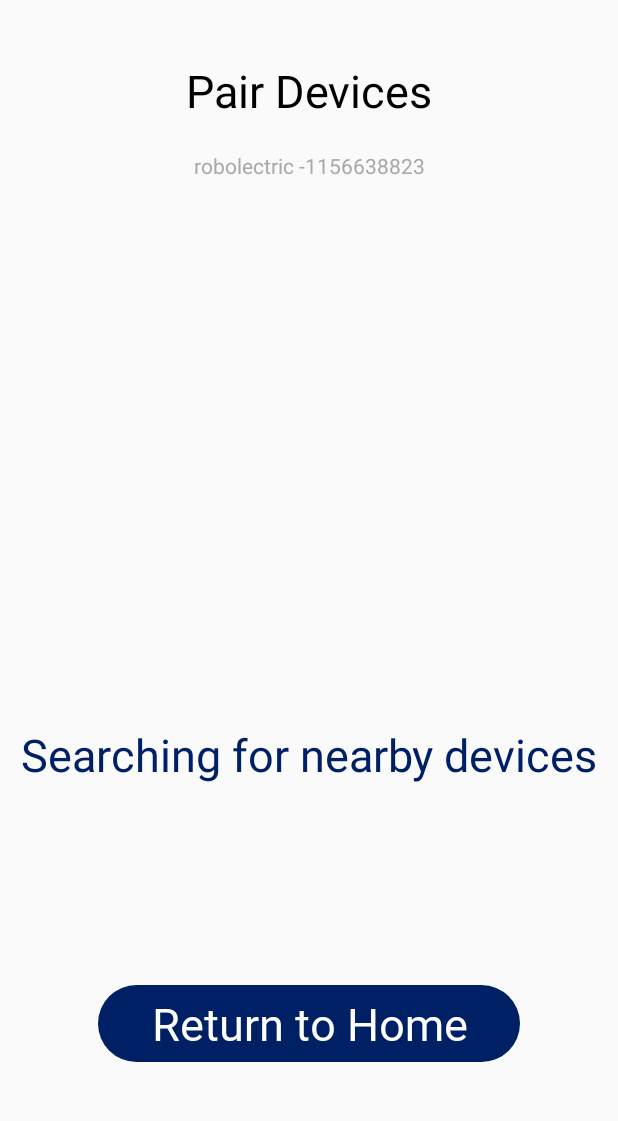
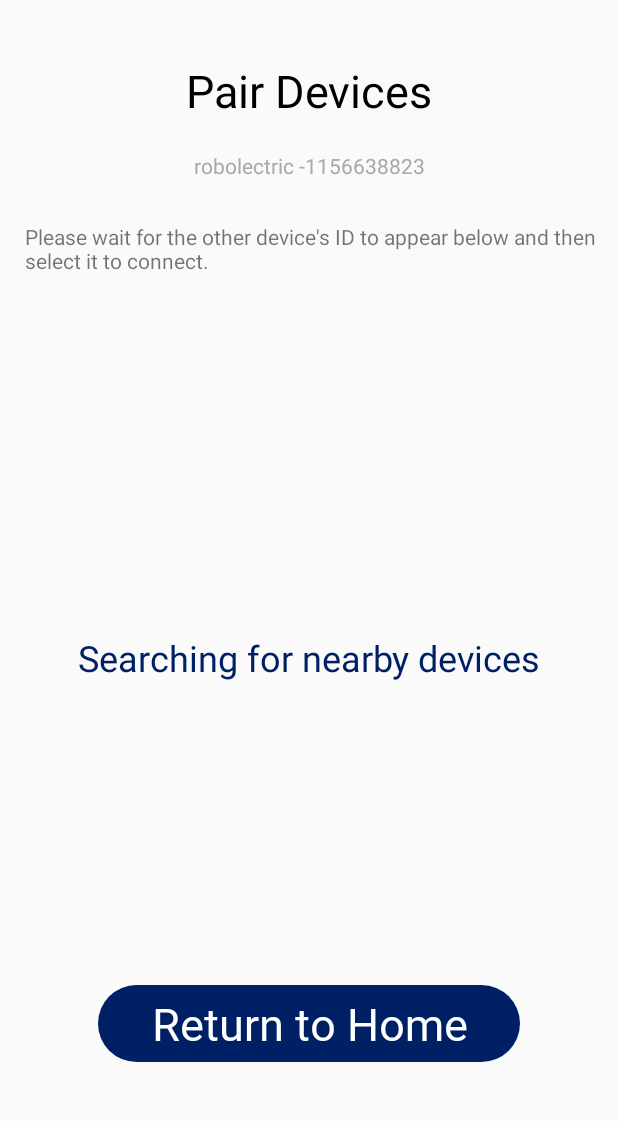
Before and after one commit to breakpoint-4901/911-Simulator, an Android app: the ConnectActivity screen opened directly, with no data from a screen before it, on a phone screen of 412 x 824 dp, the part 114-1235 px from its top. Run offline under Robolectric (Android 15) with nearby library versions, the phone set to English and light mode, and no system bars; 1 statement that could not run was skipped.

Commit message:
added loading animation to connect activity on student-side

```diff
--- a/app/src/main/java/com/example/a911simulator/ConnectActivity.java
+++ b/app/src/main/java/com/example/a911simulator/ConnectActivity.java
@@ -42,6 +42,9 @@ public class ConnectActivity extends AppCompatActivity {
     public final static String CONTACT_IP = "IP_ADDRESS";
     public final static String CONTACT_DISPLAYNAME = "PHONE_NAME";
     private final static String ROLE = "DEVICE_ROLE"; //i think this is redundant considering the
+    private static String loadingString;
+    private int i;
+    private TextView loadingTV;
 
     @Override
     protected void onCreate(Bundle savedInstanceState) {
@@ -58,6 +61,10 @@ public class ConnectActivity extends AppCompatActivity {
         //pull the device role from the previous activity [user defined]
         Intent intent = getIntent();
         role = intent.getStringExtra(HomeActivity.ROLE);
+
+        //grab the loading string from the text view
+        loadingTV = findViewById(R.id.loadingTextView);
+        loadingString = loadingTV.getText().toString();
 
         //the teacher should never need to press a button.
         deviceIP = getThisIP();
@@ -142,9 +149,9 @@ public class ConnectActivity extends AppCompatActivity {
         scrollView.setVisibility(View.VISIBLE);
         contactManager = new ContactManager(displayName, deviceIP, getBaseContext());
 
-        //update our contacts [scrollView] every 5 seconds
+        //update our contacts [scrollView] every 3 seconds
         handler = new Handler();
-        final int delay = 5000; //milliseconds
+        final int delay = 3000; //milliseconds
         handler.postDelayed(new Runnable(){
             public void run(){
                 if(STARTED) {
@@ -154,6 +161,40 @@ public class ConnectActivity extends AppCompatActivity {
                 }
             }
         }, delay);
+
+        //update our loading text view every second
+        i = 0;
+        final Handler animHandler = new Handler();
+        final int animDelay = 1000; //milliseconds
+        animHandler.postDelayed(new Runnable(){
+            public void run(){
+                Log.i(LOG_TAG, "Updating loading string.");
+                updateLoading();
+                animHandler.postDelayed(this, animDelay);
+
+            }
+        }, animDelay);
+    }
+
+    //used to create an animated-like text view
+    private void updateLoading(){
+        //we have four states
+        int value = i % 400;
+
+        //find which state we are in and set appropriate dot amount
+        if(value >= 0 && value < 100){
+            loadingTV.setText(loadingString);
+        }
+        if(value >= 100 && value < 200){
+            loadingTV.setText(loadingString + ".");
+        }else if(value >= 200 && value < 300){
+            loadingTV.setText(loadingString + "..");
+        }else if(value >= 300){
+            loadingTV.setText(loadingString + "...");
+        }
+
+        //update global value
+        i = i + 100;
     }
 
     private void updateContactList() {
@@ -238,7 +279,7 @@ public class ConnectActivity extends AppCompatActivity {
         handler = new Handler();
 
         //restart our handler
-        final int delay = 5000; //milliseconds
+        final int delay = 3000; //milliseconds
         handler.postDelayed(new Runnable(){
             public void run(){
                 if(STARTED) {
--- a/app/src/main/res/layout/activity_connect.xml
+++ b/app/src/main/res/layout/activity_connect.xml
@@ -49,32 +49,34 @@
         android:id="@+id/scrollView"
         style="@android:style/Widget.Holo.Light.ScrollView"
         android:layout_width="match_parent"
-        android:layout_height="233dp"
+        android:layout_height="152dp"
         android:layout_marginTop="8dp"
         android:layout_marginBottom="184dp"
         android:visibility="invisible"
         app:layout_constraintBottom_toBottomOf="parent"
         app:layout_constraintEnd_toEndOf="parent"
-        app:layout_constraintTop_toBottomOf="@+id/deviceIdentity">
+        app:layout_constraintTop_toBottomOf="@+id/loadingInfoTextView"
+        app:layout_constraintVertical_bias="0.208">
 
-    <RadioGroup
-        android:id="@+id/contactList"
-        android:layout_width="fill_parent"
-        android:layout_height="wrap_content"
-        app:layout_constraintBottom_toTopOf="@+id/logo2"/>
+        <RadioGroup
+            android:id="@+id/contactList"
+            android:layout_width="fill_parent"
+            android:layout_height="wrap_content"
+            app:layout_constraintBottom_toTopOf="@+id/logo2" />
     </ScrollView>
 
     <TextView
-        android:id="@+id/textView2"
-        android:layout_width="wrap_content"
+        android:id="@+id/loadingTextView"
+        android:layout_width="368dp"
         android:layout_height="wrap_content"
         android:layout_marginTop="20dp"
 
         android:text="@string/connect_start"
+        android:textAlignment="center"
         android:textColor="@color/NCTBlue"
-        android:textSize="30sp"
 
 
+        android:textSize="24sp"
         app:layout_constraintEnd_toEndOf="parent"
         app:layout_constraintStart_toStartOf="parent"
         app:layout_constraintTop_toBottomOf="@+id/scrollView" />
@@ -94,4 +96,17 @@
         app:layout_constraintStart_toStartOf="parent"
         app:layout_constraintTop_toBottomOf="@+id/logo2" />
 
+    <TextView
+        android:id="@+id/loadingInfoTextView"
+        android:layout_width="387dp"
+        android:layout_height="51dp"
+        android:layout_marginStart="8dp"
+        android:layout_marginTop="28dp"
+        android:layout_marginEnd="8dp"
+        android:text="@string/connect_wait_message"
+        app:layout_constraintEnd_toEndOf="parent"
+        app:layout_constraintHorizontal_bias="1.0"
+        app:layout_constraintStart_toStartOf="parent"
+        app:layout_constraintTop_toBottomOf="@+id/deviceIdentity" />
+
 </android.support.constraint.ConstraintLayout>
--- a/app/src/main/res/values/strings.xml
+++ b/app/src/main/res/values/strings.xml
@@ -85,6 +85,7 @@
     <string name="teacher_toolbar">Teacher</string>
     <string name="waiting_for_call">Waiting for Student</string>
     <string name="return_to_home">Return to Home</string>
+    <string name="connect_wait_message">Please wait for the other device\'s ID to appear below and then select it to connect.</string>
 
 
 </resources>
```
Also changed, not shown: 1 other file.
